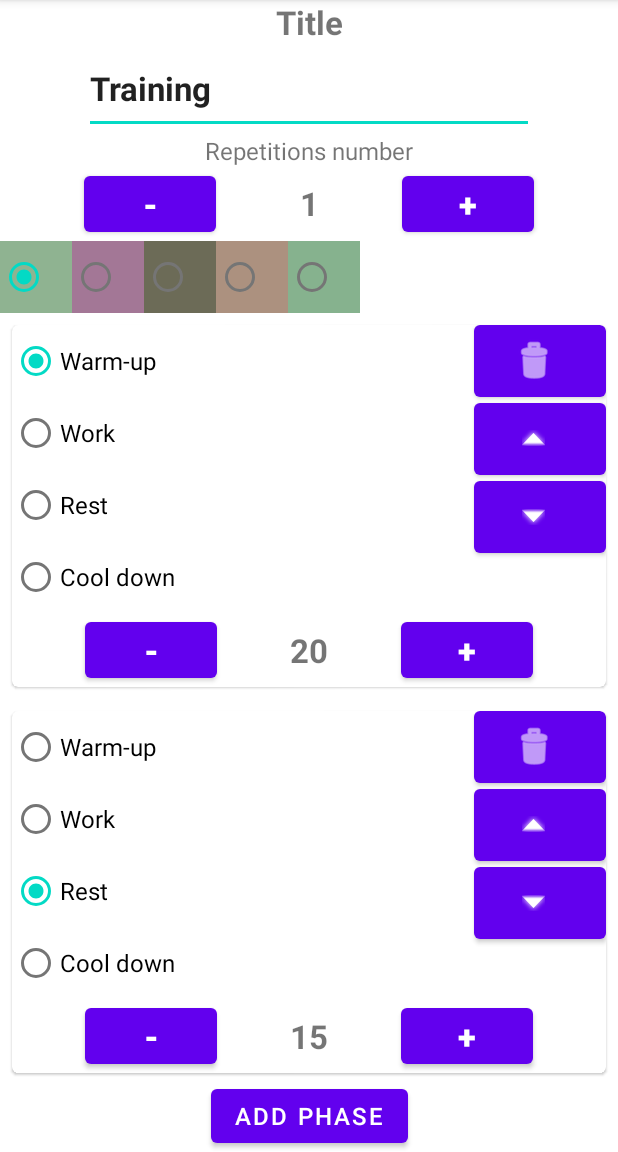
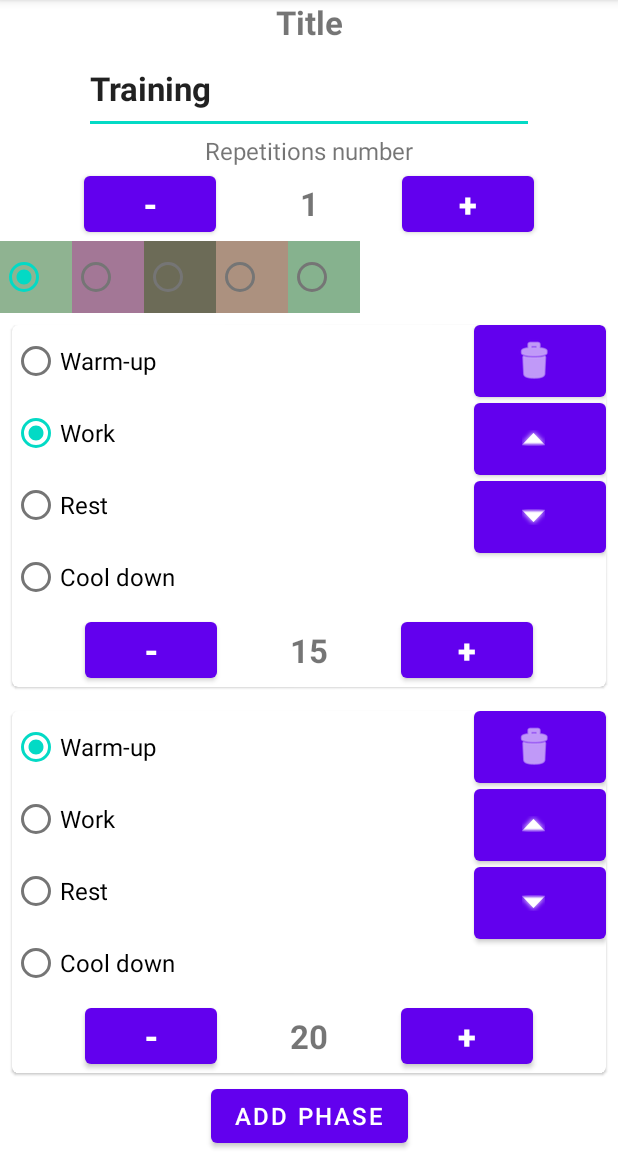
Before and after one commit to aneroid11/SoftwareDesignLabs, an Android app: the SequenceEditActivity screen opened directly, with no data from a screen before it, after a tap on an icon or button, on a phone screen of 412 x 824 dp, the part 84-1236 px from its top. Run offline under Robolectric (Android 15) with nearby library versions, the phone set to English and light mode, and no system bars; plain views replace HSLColorPicker.

Commit message:
fixed moving phases

```diff
--- a/TabataTimer/app/src/main/java/com/example/tabatatimer/PhaseRecyclerAdapter.kt
+++ b/TabataTimer/app/src/main/java/com/example/tabatatimer/PhaseRecyclerAdapter.kt
@@ -38,8 +38,10 @@ class PhaseRecyclerAdapter(
 
     private fun swapItems(pos1: Int, pos2: Int) {
         Collections.swap(currSequence.phasesList, pos1, pos2)
-        notifyItemMoved(pos1, pos2)
-        notifyItemRangeChanged(pos1, pos2)
+        //notifyItemMoved(pos1, pos2)
+        val minPos = kotlin.math.min(pos1, pos2)
+        notifyItemRangeChanged(minPos, currSequence.phasesList.size)
+        //notifyItemRangeChanged(pos1, currSequence.phasesList.size)
     }
 
     override fun onBindViewHolder(holder: PhaseViewHolder, position: Int) {
@@ -76,6 +78,8 @@ class PhaseRecyclerAdapter(
         }
 
         holder.moveUpButton.setOnClickListener {
+            Log.d("PhaseRecyclerAdapter", "move up from $position")
+
             if (position < 1) {
                 Toast.makeText(activity, activity.getString(R.string.already_on_top), Toast.LENGTH_SHORT).show()
                 return@setOnClickListener
@@ -84,7 +88,9 @@ class PhaseRecyclerAdapter(
         }
 
         holder.moveDownButton.setOnClickListener {
-            if (position >= currSequence.phasesList.size) {
+            Log.d("PhaseRecyclerAdapter", "move down from $position")
+
+            if (position + 1 >= currSequence.phasesList.size) {
                 Toast.makeText(activity, activity.getString(R.string.already_on_bottom), Toast.LENGTH_SHORT).show()
                 return@setOnClickListener
             }
```
